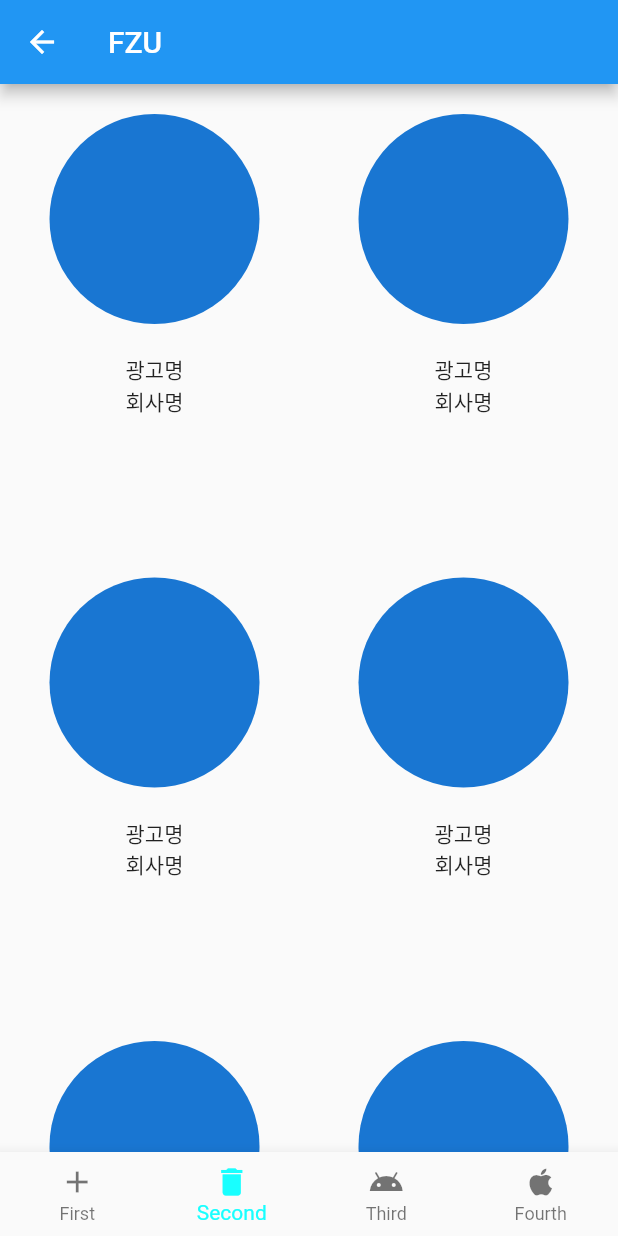
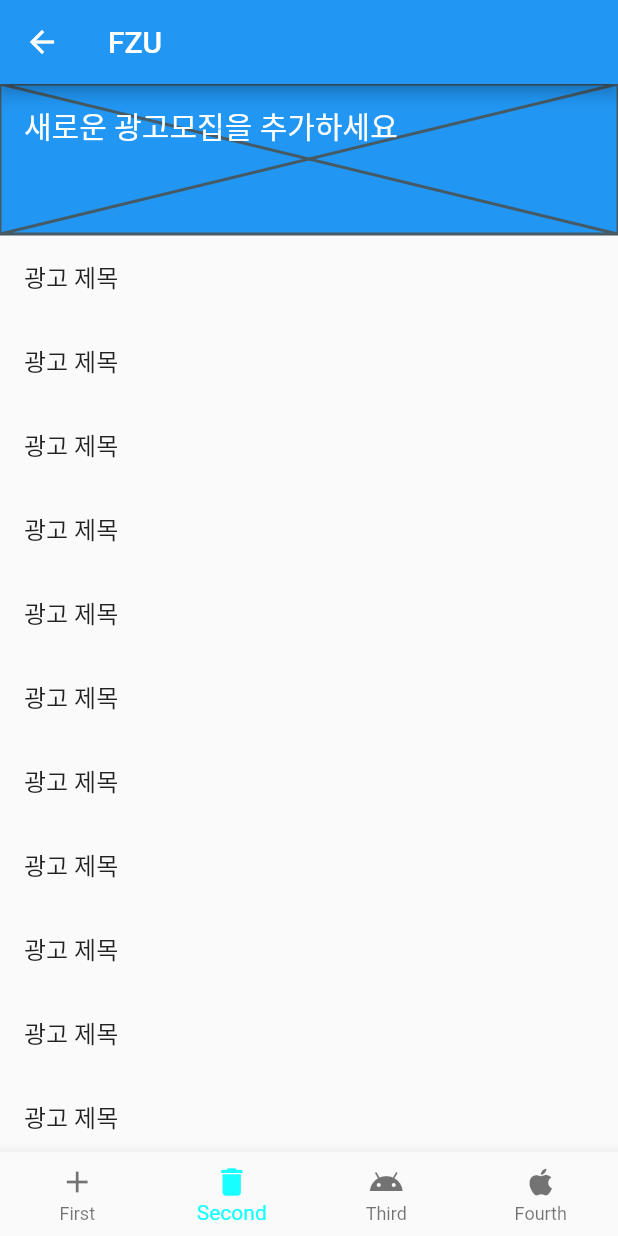
Before and after one commit to applejuice987/fzu_capston, a Flutter app: the MyHomePage screen opened directly, item 2 of the bottom bar chosen, on a phone screen of 412 x 824 dp. Run offline on Flutter 3.47's test engine with Material 2 defaults, Android fonts, the phone set to English and light mode, and no system bars; our stand-ins replace carousel_slider, cloud_firestore, firebase_auth, firebase_core, fluttertoast, shared_preferences; accounts and stored records are empty.

Commit message:
도훈이형 2페이지 뭐시기 만든거까지 합침

```diff
--- a/lib/Page_2/Page2Influencer2.dart
+++ b/lib/Page_2/Page2Influencer2.dart
@@ -0,0 +1,35 @@
+import 'package:flutter/widgets.dart';
+import 'package:flutter/material.dart';
+import 'package:flutter/cupertino.dart';
+
+class Page2Influencer2 extends StatefulWidget {
+  const Page2Influencer2({Key? key}) : super(key: key);
+
+  @override
+  State<Page2Influencer2> createState() => _Page2Influencer2State();
+
+}
+
+
+class _Page2Influencer2State extends State<Page2Influencer2>{
+  @override
+  Widget build(BuildContext context) {
+    return MaterialApp(
+      home: DefaultTabController(
+        length: 2,
+        child: Scaffold(
+          appBar: AppBar(
+            title: const Text('회사명'),
+            bottom: const TabBar(
+                tabs: [Text("광고"),Text("평점")]
+            ),
+          ),
+
+          body: const TabBarView(
+              children: [ Text("광고"),Text("평점")]
+          ),
+        ),
+      ),
+    );
+  }
+}
--- a/lib/Page_2/Page2Sponsor.dart
+++ b/lib/Page_2/Page2Sponsor.dart
@@ -1,8 +1,9 @@
 import 'package:flutter/widgets.dart';
 import 'package:flutter/material.dart';
 import 'package:flutter/cupertino.dart';
+import 'package:fzu/Page_2/Page2Sponsor2.dart';
 
-//TODO!! 로그인 한 사람이 인플루언서 일 경우, 이 화면 출력
+//TODO!! 로그인 한 사람이 스폰서 일 경우, 이 화면 출력
 
 class Page2Sponsor extends StatefulWidget {
   const Page2Sponsor({Key? key}) : super(key: key);
@@ -14,26 +15,31 @@ class Page2Sponsor extends StatefulWidget {
 class _Page2SponsorState extends State<Page2Sponsor> {
   @override
   Widget build(BuildContext context) {
-    return Scaffold(
-        body: GridView.count(
-          crossAxisCount: 2,
-          childAspectRatio: (1/1.5),
-          children: List.generate(100, (index) {
-            return Container(
-              height: 1000,
-              margin: const EdgeInsets.fromLTRB(0, 20, 0, 0),
-                child: Column(
-                  children: [
-                    CircleAvatar(radius: 70,),
-                    SizedBox(height: 20,),
-                    Text('광고명'),
-                    Text('회사명'),
-                  ],
-                )
-            );
-          }
-          ),
-        )
+    return MaterialApp(
+      home: Scaffold(
+        body: CustomScrollView(
+          slivers: [
+            const SliverAppBar(
+              title: Text("새로운 광고모집을 추가하세요"),
+              floating: true,
+              flexibleSpace: Placeholder(),
+              expandedHeight: 100,
+            ),
+            SliverList(
+              delegate: SliverChildBuilderDelegate(
+                    (context, index) => ListTile(title: Text("광고 제목"),
+                    onTap: () {
+                    Navigator.push(
+                        context,
+                        MaterialPageRoute(
+                            builder: (context) => const Page2Sponsor2()));
+                  },),
+                childCount: 20,
+              ),
+            ),
+          ],
+        ),
+      ),
     );
   }
 }
--- a/lib/main.dart
+++ b/lib/main.dart
@@ -7,11 +7,14 @@ import 'package:fzu/MySharedPreferences.dart';
 import 'package:fzu/Page_1/Page1Influencer.dart';
 import 'package:fzu/Page_1/Page1Sponsor.dart';
 import 'package:fzu/Page_2/Page2Influencer.dart';
+import 'package:fzu/Page_2/Page2Influencer2.dart';
 import 'package:fzu/Page_2/Page2Sponsor.dart';
 import 'package:fzu/Page_3/Page3.dart';
 import 'package:fzu/Page_4/Page4.dart';
 import 'package:fzu/firebase_options.dart';
 import 'package:fzu/login/MainLoginScreen.dart';
+
+import 'Page_2/Page2Sponsor2.dart';
 
 
 
@@ -93,7 +96,6 @@ class _MyHomePageState extends State<MyHomePage> {
   Widget build(BuildContext context) {
 
     var useremail = FirebaseAuth.instance.currentUser?.email.toString();
-    var asdf;
     //bool isInflu = false;
     //인플루언서 로그인시 실행되야하는 바텀 아이템
     List<Widget> influ_bottom = <Widget>[
```
Also changed, not shown: lib/Page_2/Page2Influencer.dart (+19 -18 lines), lib/Page_2/Page2Sponsor2.dart (+143 -16 lines), pubspec.lock, 1 other file.
